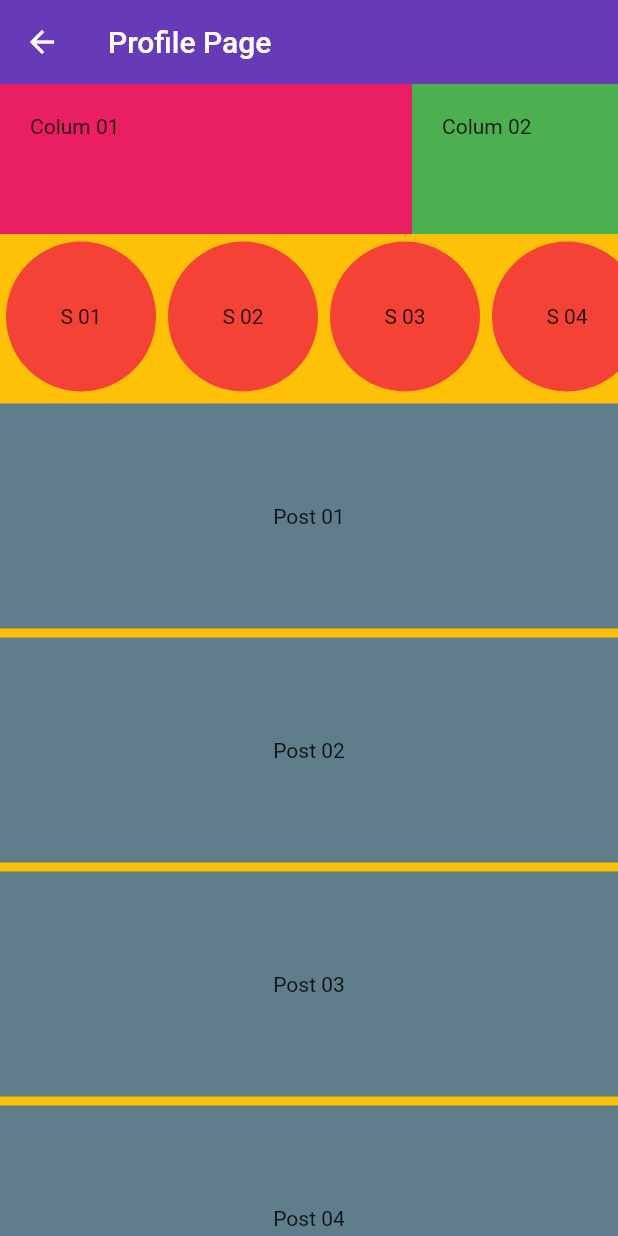
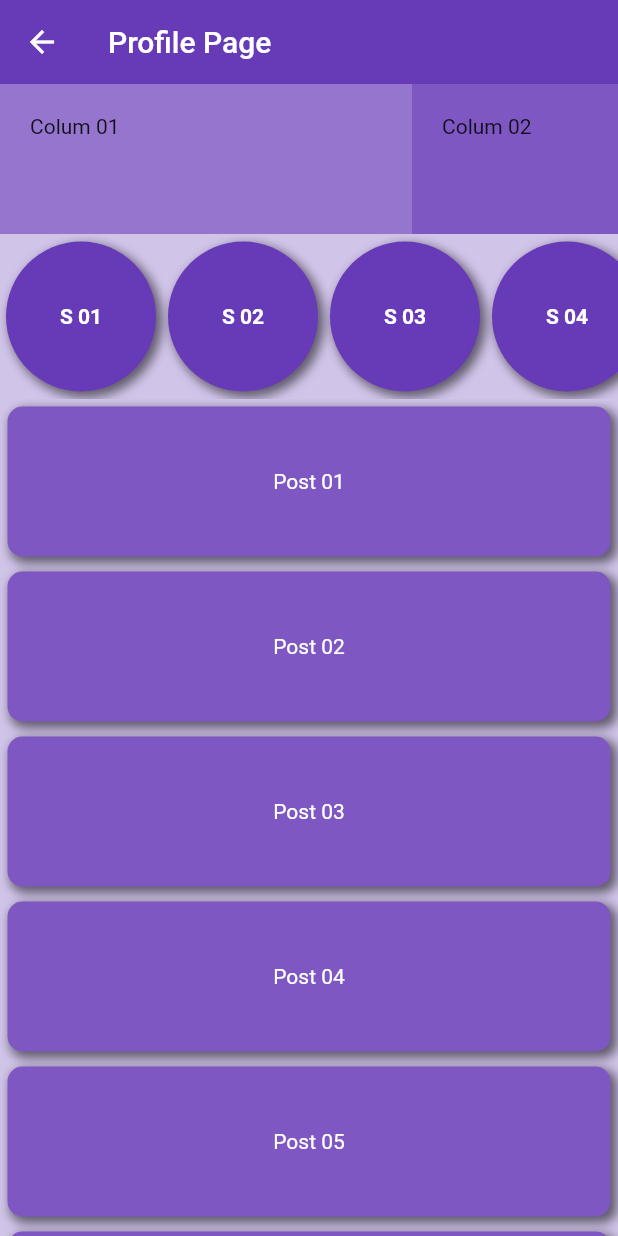
Before and after one commit to pulabethmage/Flutter-UI-Tutorials-Features, a Flutter app: the screen it shows after launch, after a tap on "Profile", on a phone screen of 412 x 824 dp. Run offline on Flutter 3.47's test engine with Material 2 defaults, Android fonts, the phone set to English and light mode, and no system bars; our stand-ins replace get.

Commit message:
New Featues and some design changes

```diff
--- a/lib/myhomepage.dart
+++ b/lib/myhomepage.dart
@@ -12,10 +12,10 @@ class _MyHomePageState extends State<MyHomePage> {
     return Scaffold(
       appBar: AppBar(
         elevation: 0,
-        title: const Text("Dashboard Looks"),
+        title: Center(child: const Text("D A S H B O A R D")),
       ),
       body: Container(
-        color: Colors.indigo.shade200,
+        color: Colors.deepPurple,
         padding: const EdgeInsets.all(5.0),
         child: Column(
           children: [
@@ -24,14 +24,14 @@ class _MyHomePageState extends State<MyHomePage> {
                 mainAxisAlignment: MainAxisAlignment.spaceEvenly,
                 children: [
                   MySquareShadow(
-                    backColor: Colors.amber,
+                    backColor: Colors.deepPurple.shade300,
                     imageIcon: Icons.person_2_rounded,
                     iconText: "Profile",
                   ),
                   MySquareShadow(
-                    backColor: Color.fromARGB(255, 20, 20, 219),
+                    backColor: Colors.deepPurple.shade300,
                     imageIcon: Icons.add,
-                    iconText: "New Features",
+                    iconText: "New\nFeatures",
                   ),
                 ],
               ),
@@ -41,14 +41,14 @@ class _MyHomePageState extends State<MyHomePage> {
                 mainAxisAlignment: MainAxisAlignment.spaceEvenly,
                 children: [
                   MySquareShadow(
-                    backColor: Colors.pink,
+                    backColor: Colors.deepPurple.shade300,
                     imageIcon: Icons.ac_unit,
-                    iconText: "Put Ac",
+                    iconText: "Put\nAc",
                   ),
                   MySquareShadow(
-                    backColor: Colors.green,
+                    backColor: Colors.deepPurple.shade300,
                     imageIcon: Icons.access_alarm,
-                    iconText: "Set Alarm",
+                    iconText: "Set\nAlarm",
                   ),
                 ],
               ),
--- a/lib/mylistitem.dart
+++ b/lib/mylistitem.dart
@@ -8,11 +8,27 @@ class MyListItem extends StatelessWidget {
   @override
   Widget build(BuildContext context) {
     return Padding(
-      padding: const EdgeInsets.symmetric(vertical: 3.0),
+      padding: const EdgeInsets.all(5),
       child: Container(
-        color: Colors.blueGrey,
-        height: 150.0,
-        child: Center(child: Text(childText)),
+        height: 100,
+        decoration: BoxDecoration(
+          boxShadow: const [
+            BoxShadow(
+                color: Colors.black54,
+                offset: Offset(3.0, 3.0),
+                blurRadius: 5.0,
+                spreadRadius: 1.0),
+          ],
+          color: Colors.deepPurple[400],
+          borderRadius: const BorderRadius.all(
+            Radius.circular(10),
+          ),
+        ),
+        child: Center(
+            child: Text(
+          childText,
+          style: TextStyle(color: Colors.white),
+        )),
       ),
     );
   }
--- a/lib/mystoryview.dart
+++ b/lib/mystoryview.dart
@@ -13,10 +13,24 @@ class MyStoryView extends StatelessWidget {
         width: 100,
         height: 100,
         decoration: BoxDecoration(
-          color: Colors.red,
+          boxShadow: const [
+            BoxShadow(
+                color: Colors.black54,
+                offset: Offset(3.0, 3.0),
+                blurRadius: 5.0,
+                spreadRadius: 1.0),
+          ],
+          color: Colors.deepPurple[500],
           shape: BoxShape.circle,
         ),
-        child: Center(child: Text(childText)),
+        child: Center(
+            child: Text(
+          childText,
+          style: TextStyle(
+            color: Colors.white,
+            fontWeight: FontWeight.bold,
+          ),
+        )),
       ),
     );
   }
--- a/lib/profile_page.dart
+++ b/lib/profile_page.dart
@@ -46,7 +46,7 @@ class _ProfilePageState extends State<ProfilePage> {
         title: Text("Profile Page"),
       ),
       body: Container(
-        color: Colors.amber,
+        color: Colors.deepPurple[100],
         width: double.infinity,
         child: Column(
           children: [
@@ -59,7 +59,7 @@ class _ProfilePageState extends State<ProfilePage> {
                     child: Container(
                       padding: EdgeInsets.all(20),
                       height: double.infinity,
-                      color: Colors.pink,
+                      color: Colors.deepPurple[300],
                       child: Text("Colum 01"),
                     ),
                   ),
@@ -67,7 +67,7 @@ class _ProfilePageState extends State<ProfilePage> {
                     child: Container(
                       padding: EdgeInsets.all(20),
                       height: double.infinity,
-                      color: Colors.green,
+                      color: Colors.deepPurple[400],
                       child: Text("Colum 02"),
                     ),
                   )
--- a/lib/square_shadow.dart
+++ b/lib/square_shadow.dart
@@ -21,8 +21,8 @@ class MySquareShadow extends StatelessWidget {
           boxShadow: const [
             BoxShadow(
                 color: Colors.black54,
-                offset: Offset(4.0, 4.0),
-                blurRadius: 8.0,
+                offset: Offset(3.0, 3.0),
+                blurRadius: 5.0,
                 spreadRadius: 1.0),
           ],
           color: backColor,
@@ -36,13 +36,13 @@ class MySquareShadow extends StatelessWidget {
         child: GestureDetector(
           onTap: () {
             if (iconText == "Profile") {
-              Get.to(() => ProfilePage());
+              Get.to(() => const ProfilePage());
               // Navigator.push(
               //   context,
               //   MaterialPageRoute(builder: (context) => const ProfilePage()),
               // );
-            } else if (iconText == "New Features") {
-              Get.to(() => NewFeatures());
+            } else if (iconText == "New\nFeatures") {
+              Get.to(() => const NewFeatures());
               // Navigator.push(
               //   context,
               //   MaterialPageRoute(builder: (context) => const ProfilePage()),
@@ -57,11 +57,11 @@ class MySquareShadow extends StatelessWidget {
               boxShadow: [
                 BoxShadow(
                     color: Colors.black54,
-                    offset: Offset(4.0, 4.0),
+                    offset: Offset(2.0, 2.0),
                     blurRadius: 8.0,
                     spreadRadius: 1.0),
               ],
-              color: Colors.black,
+              color: Colors.deepPurple,
               shape: BoxShape.circle,
             ),
             child: Column(
@@ -72,11 +72,16 @@ class MySquareShadow extends StatelessWidget {
                   color: Colors.white,
                   size: 55.0,
                 ),
-                Container(
-                  margin: EdgeInsets.only(top: 5.0),
-                  child: Text(
-                    iconText,
-                    style: TextStyle(color: Colors.white),
+                const SizedBox(
+                  height: 3,
+                ),
+                Text(
+                  iconText,
+                  textAlign: TextAlign.center,
+                  style: const TextStyle(
+                    color: Colors.white,
+                    fontSize: 12,
+                    fontWeight: FontWeight.bold,
                   ),
                 ),
               ],
```
Also changed, not shown: lib/new_features.dart (+34 -0 lines), lib/sliver_app_bar.dart (+14 -4 lines), lib/tab_bar_feature.dart (added, +58 -0 lines), lib/tabs/first_tab.dart (added, +13 -0 lines), lib/tabs/second_tab.dart (added, +13 -0 lines), lib/tabs/third_tab.dart (added, +13 -0 lines).
